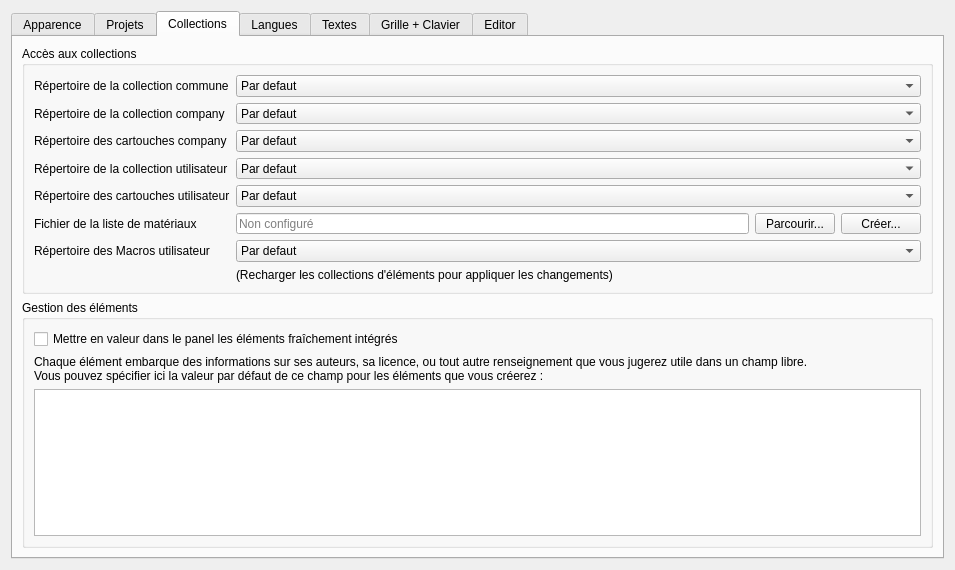
qelectrotech/qelectrotech-source-mirror, file sources/ui/configpage/generalconfigurationpage.ui: the form before one commit.
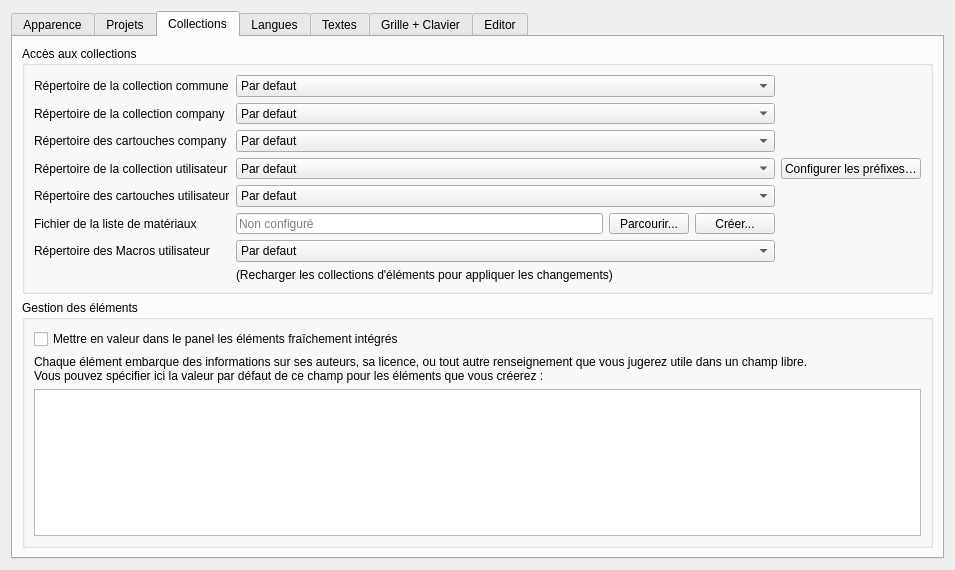
The form after the commit. The open tabs and pages were chosen to show the change. Custom widgets are drawn as their Qt base class.

Commit message: Settings: configure the folder prefixes of the user collection

What changed in the file:
```diff
--- a/sources/ui/configpage/generalconfigurationpage.ui
+++ b/sources/ui/configpage/generalconfigurationpage.ui
@@ -361,6 +361,16 @@
             </item>
            </widget>
           </item>
+          <item row="4" column="2">
+           <widget class="QPushButton" name="m_prefix_pb">
+            <property name="toolTip">
+             <string extracomment="tooltip of the button opening the prefix configuration dialog of the user collection">Créer ou modifier le préfixe des dossiers de la collection utilisateur (fichier qet_labels.xml)</string>
+            </property>
+            <property name="text">
+             <string extracomment="button opening the dialog where the folder prefixes of the user collection are configured">Configurer les préfixes…</string>
+            </property>
+           </widget>
+          </item>
           <item row="1" column="0">
            <widget class="QLabel" name="label_7">
             <property name="text">
```
The commit also changes 8 other files.
